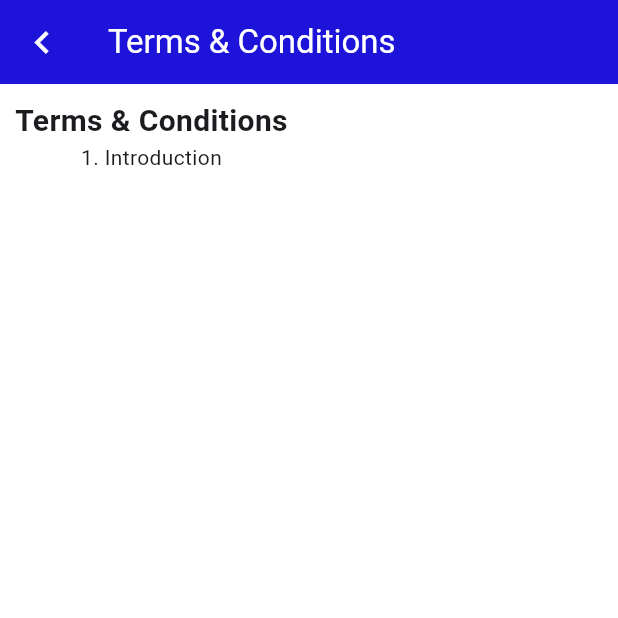
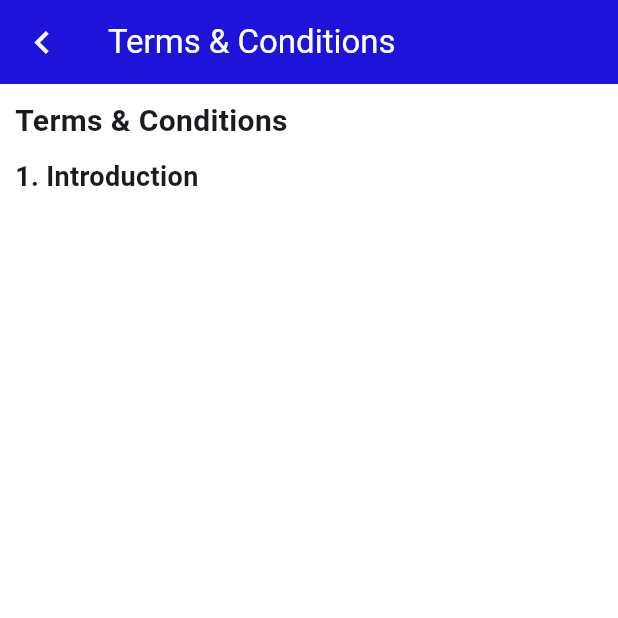
Before and after one commit to AthiraaAthi/Accounting_app, a Flutter app: the TermsConditions screen opened directly, on a phone screen of 412 x 824 dp, the top half of it. Run offline on Flutter 3.47's test engine with Material 3 defaults, Android fonts, the phone set to English and light mode, and no system bars; our stand-ins replace bloc, cloud_firestore, dartz, firebase_auth, firebase_core, flutter_bloc and 8 more; accounts and stored records are empty; network calls fail; statements that could not run were skipped.

Commit message:
refactor TermsConditions widget to be stateful and enhance layout with alignment and styling

```diff
--- a/lib/view/utils/Settings/options_screens/terms_conditions.dart
+++ b/lib/view/utils/Settings/options_screens/terms_conditions.dart
@@ -1,9 +1,14 @@
 import 'package:curved_nav/view/utils/color_constant/color_constant.dart';
 import 'package:flutter/material.dart';
 
-class TermsConditions extends StatelessWidget {
+class TermsConditions extends StatefulWidget {
   const TermsConditions({super.key});
 
+  @override
+  State<TermsConditions> createState() => _TermsConditionsState();
+}
+
+class _TermsConditionsState extends State<TermsConditions> {
   @override
   Widget build(BuildContext context) {
     return Scaffold(
@@ -27,6 +32,8 @@ class TermsConditions extends StatelessWidget {
       body: Padding(
         padding: const EdgeInsets.all(10),
         child: Column(
+          mainAxisAlignment: MainAxisAlignment.start,
+          crossAxisAlignment: CrossAxisAlignment.start,
           children: [
             Text(
               "Terms & Conditions",
@@ -35,7 +42,9 @@ class TermsConditions extends StatelessWidget {
                 fontWeight: FontWeight.bold,
               ),
             ),
-            Text("1. Introduction"),
+            SizedBox(height: 10),
+            Text("1. Introduction",
+                style: TextStyle(fontSize: 18, fontWeight: FontWeight.bold)),
           ],
         ),
       ),
```
